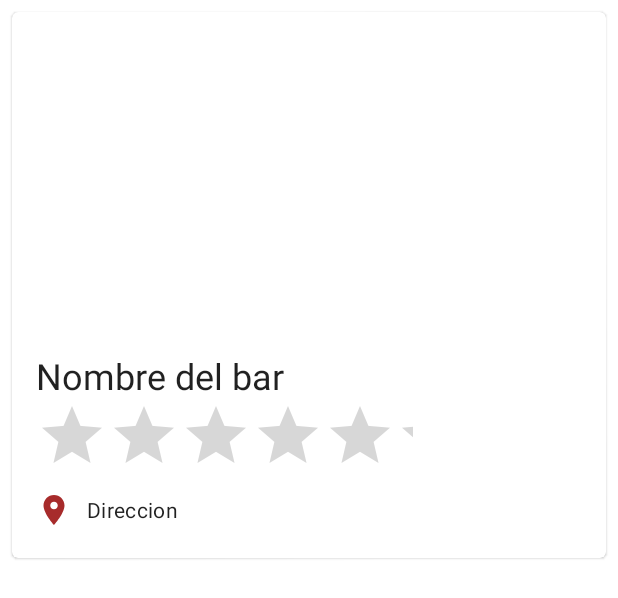
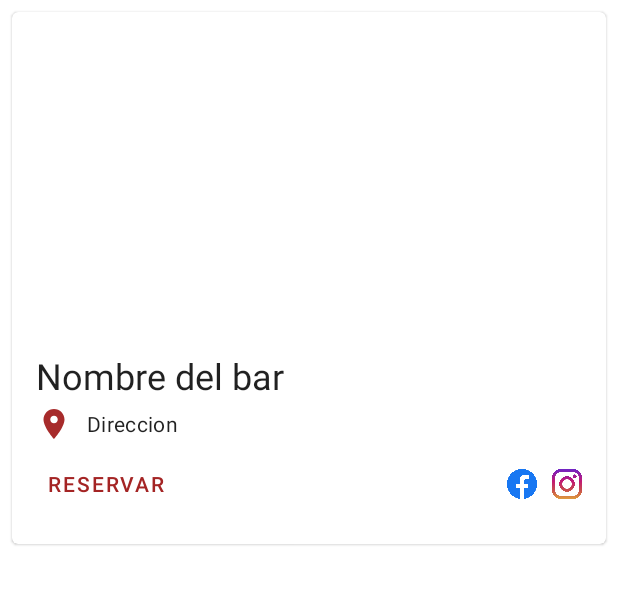
Before and after one commit to cirogargatagli/AplicacionesMoviles-BarApp, an Android app: the layout list_item.xml on its own in the app's theme, with its tools: preview values and no code run, on a phone screen of 412 x 824 dp. Shown: the top 598 px of the screen. Run offline under Robolectric (Android 15) with nearby library versions, the phone set to English and light mode, and no system bars.

Commit message:
Se realizan modificaciones en las cards

```diff
--- a/BarApp/app/src/main/res/layout/list_item.xml
+++ b/BarApp/app/src/main/res/layout/list_item.xml
@@ -28,11 +28,6 @@
             android:textAppearance="?attr/textAppearanceHeadline5"
             tools:text="Nombre del bar" />
 
-        <RatingBar
-            android:id="@+id/ratingBar"
-            android:layout_width="251dp"
-            android:layout_height="wrap_content" />
-
         <LinearLayout
             android:layout_width="match_parent"
             android:layout_height="wrap_content"
@@ -61,6 +56,46 @@
 
         </LinearLayout>
 
+        <androidx.constraintlayout.widget.ConstraintLayout
+            android:layout_width="match_parent"
+            android:layout_height="wrap_content"
+            >
+
+            <Button
+                android:id="@+id/textButton"
+                style="@style/Widget.MaterialComponents.Button.TextButton"
+                android:layout_width="wrap_content"
+                android:layout_height="wrap_content"
+                android:text="@string/reservar"
+                android:textAlignment="textStart"
+                app:layout_constraintBottom_toBottomOf="parent"
+                app:layout_constraintStart_toStartOf="parent"
+                app:layout_constraintTop_toTopOf="parent"
+                app:layout_constraintVertical_bias="0.0"
+                tools:ignore="MissingConstraints" />
+
+            <ImageView
+                android:id="@+id/iconFacebook"
+                android:layout_width="20dp"
+                android:layout_height="20dp"
+                android:layout_marginRight="10dp"
+                app:layout_constraintBottom_toBottomOf="parent"
+                app:layout_constraintEnd_toStartOf="@+id/iconInstagram"
+                app:layout_constraintTop_toTopOf="parent"
+                app:srcCompat="@drawable/facebook"
+                tools:ignore="MissingConstraints" />
+
+            <ImageView
+                android:id="@+id/iconInstagram"
+                android:layout_width="20dp"
+                android:layout_height="20dp"
+                app:layout_constraintBottom_toBottomOf="parent"
+                app:layout_constraintEnd_toEndOf="parent"
+                app:layout_constraintTop_toTopOf="parent"
+                app:srcCompat="@drawable/instagram"
+                tools:ignore="MissingConstraints" />
+        </androidx.constraintlayout.widget.ConstraintLayout>
+
     </LinearLayout>
 
 </com.google.android.material.card.MaterialCardView>
--- a/BarApp/app/src/main/res/values/strings.xml
+++ b/BarApp/app/src/main/res/values/strings.xml
@@ -24,4 +24,5 @@
     <string name="no">No</string>
 
     <string name="error_login">Error al autenticarse</string>
+    <string name="reservar">Reservar</string>
 </resources>
```
